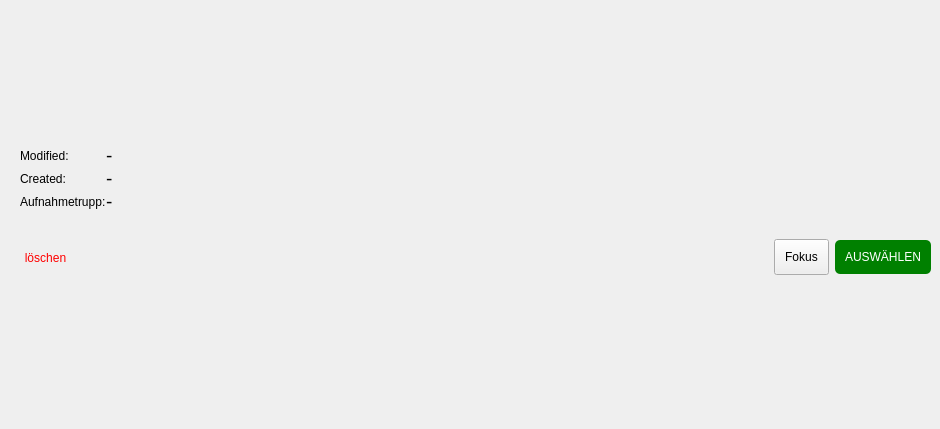
Old version of the form lfb_regeneration_wildlife_impact/gui/draft/draft_item.ui in the repository b-lack/qgis-fim-plugin.
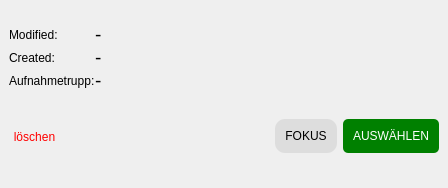
New version of the form.

```diff
--- a/lfb_regeneration_wildlife_impact/gui/draft/draft_item.ui
+++ b/lfb_regeneration_wildlife_impact/gui/draft/draft_item.ui
@@ -6,8 +6,8 @@
    <rect>
     <x>0</x>
     <y>0</y>
-    <width>940</width>
-    <height>429</height>
+    <width>448</width>
+    <height>188</height>
    </rect>
   </property>
   <property name="sizePolicy">
@@ -48,7 +48,7 @@
      </property>
      <layout class="QVBoxLayout" name="verticalLayout_2">
       <property name="leftMargin">
-       <number>20</number>
+       <number>9</number>
       </property>
       <property name="topMargin">
        <number>0</number>
@@ -184,10 +184,12 @@
           </property>
           <property name="styleSheet">
            <string notr="true">color: #000;
-padding:10px;</string>
+padding:10px;
+background: #ddd;
+border-radius: 10px;</string>
           </property>
           <property name="text">
-           <string>Fokus</string>
+           <string>FOKUS</string>
           </property>
          </widget>
         </item>
```
